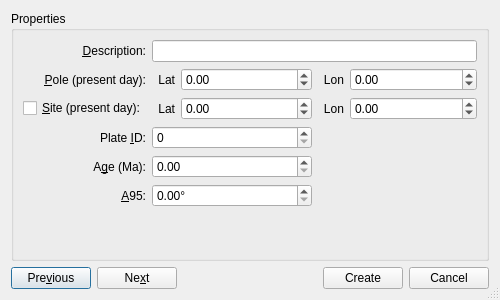
First picture: the form in src/qt-widgets/CreateVGPDialogUi.ui, repository GPlates/GPlates, before the edit.
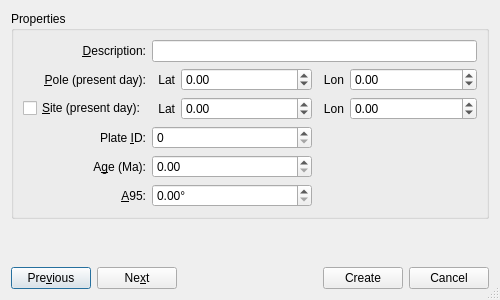
Second picture: the form after the edit.

Diff of the .ui file:
```diff
--- a/src/qt-widgets/CreateVGPDialogUi.ui
+++ b/src/qt-widgets/CreateVGPDialogUi.ui
@@ -319,22 +319,22 @@
             </item>
            </layout>
           </item>
-          <item>
-           <spacer name="verticalSpacer">
-            <property name="orientation">
-             <enum>Qt::Vertical</enum>
-            </property>
-            <property name="sizeHint" stdset="0">
-             <size>
-              <width>20</width>
-              <height>15</height>
-             </size>
-            </property>
-           </spacer>
-          </item>
          </layout>
         </widget>
        </item>
+       <item row="1" column="0" >
+        <spacer name="verticalSpacer_2" >
+         <property name="orientation" >
+          <enum>Qt::Vertical</enum>
+         </property>
+         <property name="sizeHint" stdset="0" >
+          <size>
+           <width>20</width>
+           <height>40</height>
+          </size>
+         </property>
+        </spacer>
+       </item>
       </layout>
      </widget>
      <widget class="QWidget" name="page_add_feature">
```
Left out of the diff: 267 changed lines with no effect on the pictures.
